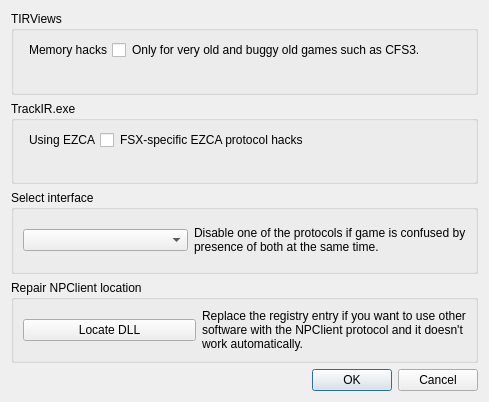
First picture: the form in ftnoir_protocol_ft/ftnoir_ftcontrols.ui, repository opentrack/opentrack, before the edit.
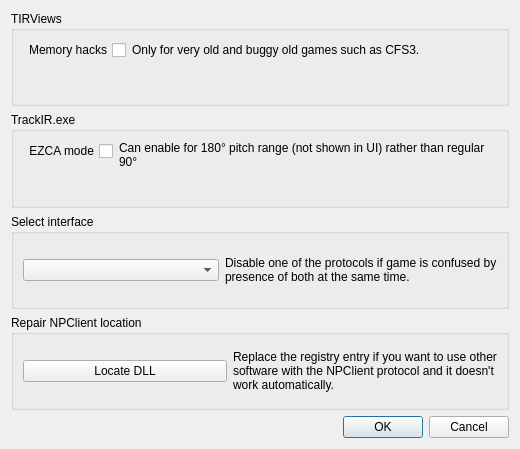
Second picture: the form after the edit. Icons and pictures are not drawn.

Commit message: ft2: more accurate descriptions

Patch:
```diff
--- a/ftnoir_protocol_ft/ftnoir_ftcontrols.ui
+++ b/ftnoir_protocol_ft/ftnoir_ftcontrols.ui
@@ -12,8 +12,8 @@
    <rect>
     <x>0</x>
     <y>0</y>
-    <width>489</width>
-    <height>402</height>
+    <width>520</width>
+    <height>449</height>
    </rect>
   </property>
   <property name="sizePolicy">
@@ -113,14 +113,14 @@
          <enum>Qt::RightToLeft</enum>
         </property>
         <property name="text">
-         <string>Using EZCA</string>
+         <string>EZCA mode</string>
         </property>
        </widget>
       </item>
       <item row="0" column="1">
        <widget class="QLabel" name="label">
         <property name="text">
-         <string>FSX-specific EZCA protocol hacks</string>
+         <string>Can enable for 180° pitch range (not shown in UI) rather than regular 90°</string>
         </property>
         <property name="wordWrap">
          <bool>true</bool>
```
Left out of the diff: 94 changed lines with no effect on the pictures.
